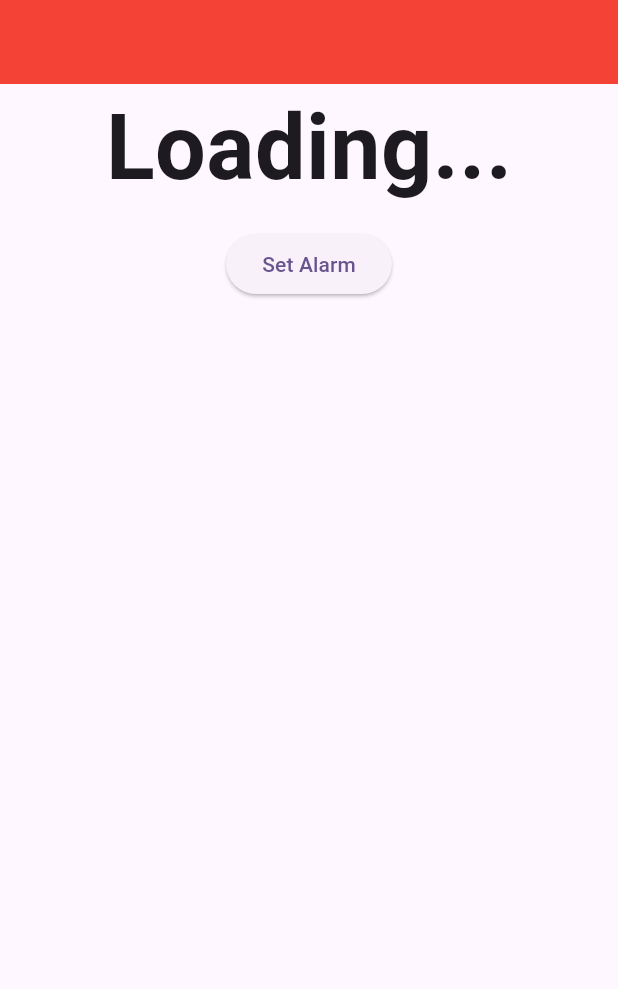
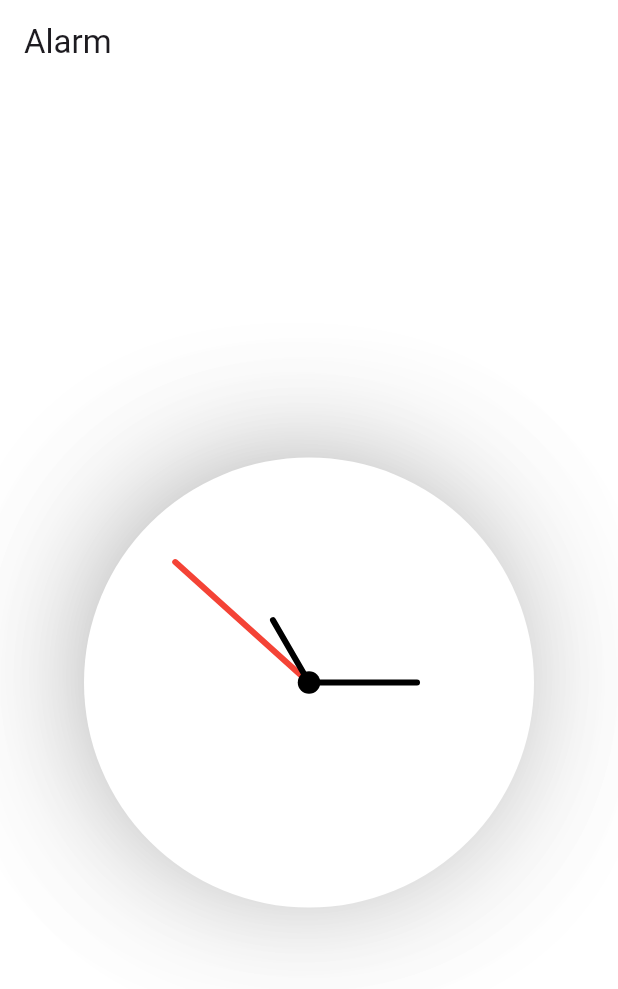
Before and after one commit to namansharma05/alarm-app, a Flutter app: the screen it shows after launch, on a phone screen of 412 x 824 dp. Shown: the top 989 px of the screen. Run offline on Flutter 3.47's test engine with Material 3 defaults, Android fonts, the phone set to English and light mode, and no system bars.

Commit message:
made clock

```diff
--- a/lib/main.dart
+++ b/lib/main.dart
@@ -1,5 +1,6 @@
 import 'dart:async';
 
+import 'package:alarm_app/presentation/pages/home_page.dart';
 import 'package:flutter/material.dart';
 import 'package:flutter/services.dart';
 
@@ -19,7 +20,7 @@ class MyApp extends StatelessWidget {
         colorScheme: ColorScheme.fromSeed(seedColor: Colors.deepPurple),
         useMaterial3: true,
       ),
-      home: const MyHomePage(),
+      home: const HomePage(),
     );
   }
 }
@@ -36,7 +37,7 @@ class MyHomePage extends StatefulWidget {
 class _MyHomePageState extends State<MyHomePage> {
   DateTime? currentTime;
   Timer? timer;
-  final alarmTime = 23;
+  final alarmTime = 15;
   getCurrentTime() async {
     try {
       final result = await MyHomePage.platform.invokeMethod('getCurrentTime');
--- /dev/null
+++ b/lib/presentation/pages/home_page.dart
@@ -0,0 +1,63 @@
+import 'package:alarm_app/presentation/widgets/clock_body.dart';
+import 'package:flutter/cupertino.dart';
+import 'package:flutter/material.dart';
+
+class HomePage extends StatefulWidget {
+  const HomePage({super.key});
+
+  @override
+  State<HomePage> createState() => _HomePageState();
+}
+
+class _HomePageState extends State<HomePage> {
+  @override
+  List<bool> _switchValues = [false, false, false, false];
+  Widget build(BuildContext context) {
+    return Scaffold(
+      backgroundColor: Colors.white,
+      appBar: AppBar(
+        backgroundColor: Colors.white,
+        title: Text("Alarm"),
+      ),
+      body: Center(
+        child: Column(
+          mainAxisAlignment: MainAxisAlignment.center,
+          children: [
+            ClockBody(),
+            // Expanded(
+            //   child: ListView.builder(
+            //     itemCount: 4,
+            //     itemBuilder: (context, index) {
+            //       return Container(
+            //         margin: const EdgeInsets.only(left: 20, top: 10, right: 20),
+            //         child: Row(
+            //           mainAxisAlignment: MainAxisAlignment.spaceBetween,
+            //           children: [
+            //             Column(
+            //               children: [
+            //                 Text("8:30 PM"),
+            //                 const SizedBox(
+            //                   height: 5,
+            //                 ),
+            //                 Text("subtitle")
+            //               ],
+            //             ),
+            //             CupertinoSwitch(
+            //                 value: _switchValues[index],
+            //                 onChanged: (val) {
+            //                   setState(() {
+            //                     _switchValues[index] = val;
+            //                   });
+            //                 })
+            //           ],
+            //         ),
+            //       );
+            //     },
+            //   ),
+            // ),
+          ],
+        ),
+      ),
+    );
+  }
+}
--- /dev/null
+++ b/lib/presentation/widgets/clock_body.dart
@@ -0,0 +1,62 @@
+import 'package:alarm_app/presentation/widgets/clock_hands.dart';
+import 'package:alarm_app/presentation/widgets/clock_tick_painter.dart';
+import 'package:flutter/material.dart';
+
+class ClockBody extends StatelessWidget {
+  const ClockBody({super.key});
+
+  @override
+  Widget build(BuildContext context) {
+    return Padding(
+      padding: const EdgeInsets.all(10.0),
+      child: Container(
+        margin: const EdgeInsets.only(top: 30),
+        height: 300,
+        width: 300,
+        decoration: BoxDecoration(
+            color: Colors.white,
+            boxShadow: [
+              BoxShadow(
+                color: Colors.black38,
+                blurRadius: 100,
+                spreadRadius: -40,
+              ),
+              BoxShadow(
+                color: Colors.black38,
+                blurRadius: 100,
+                spreadRadius: -40,
+                offset: Offset(-10, -10),
+              ),
+            ],
+            borderRadius: BorderRadius.circular(150)),
+        child: new Stack(
+          children: <Widget>[
+            //dial and numbers go here
+            Container(
+              width: double.infinity,
+              height: double.infinity,
+              padding: const EdgeInsets.all(10.0),
+              child: ClockHands(),
+              // child: new CustomPaint(
+              //   painter: new ClockDialPainter(clockText: ClockText.roman),
+              // ),
+            ),
+            //centerpoint
+            new Center(
+              child: new Container(
+                width: 15.0,
+                height: 15.0,
+                decoration: new BoxDecoration(
+                  shape: BoxShape.circle,
+                  color: Colors.black,
+                ),
+                // child: ClockHands(),
+              ),
+            ),
+            //clock hands go here
+          ],
+        ),
+      ),
+    );
+  }
+}
--- /dev/null
+++ b/lib/presentation/widgets/clock_hands.dart
@@ -0,0 +1,63 @@
+import 'dart:async';
+
+import 'package:alarm_app/presentation/widgets/hand_hour.dart';
+import 'package:alarm_app/presentation/widgets/hand_minute.dart';
+import 'package:alarm_app/presentation/widgets/hand_second.dart';
+import 'package:flutter/material.dart';
+
+class ClockHands extends StatefulWidget {
+  @override
+  _ClockHandState createState() => new _ClockHandState();
+}
+
+class _ClockHandState extends State<ClockHands> {
+  late Timer _timer;
+  late DateTime dateTime;
+
+  @override
+  void initState() {
+    super.initState();
+    dateTime = new DateTime.now();
+    _timer = new Timer.periodic(const Duration(seconds: 1), setTime);
+  }
+
+  void setTime(Timer timer) {
+    setState(() {
+      dateTime = new DateTime.now();
+    });
+  }
+
+  @override
+  void dispose() {
+    _timer.cancel();
+    super.dispose();
+  }
+
+  @override
+  Widget build(BuildContext context) {
+    // print(_timer);
+    // print(dateTime);
+    return new Container(
+      width: double.infinity,
+      padding: const EdgeInsets.all(20.0),
+      child: new Stack(
+        fit: StackFit.expand,
+        children: [
+          new CustomPaint(
+            painter: new SecondHandPainter(
+              seconds: dateTime.second,
+            ),
+          ),
+          new CustomPaint(
+            painter: new MinuteHandPainter(
+                seconds: dateTime.second, minutes: dateTime.minute),
+          ),
+          new CustomPaint(
+            painter: new HourHandPainter(
+                hours: dateTime.hour, minutes: dateTime.minute),
+          ),
+        ],
+      ),
+    );
+  }
+}
--- /dev/null
+++ b/lib/presentation/widgets/clock_tick_painter.dart
@@ -0,0 +1,60 @@
+import 'dart:math' as math;
+
+import 'package:flutter/material.dart';
+
+class ClockDialPainter extends CustomPainter {
+  final clockText;
+
+  final hourTickMarkLength = 3.0;
+  final minuteTickMarkLength = 0.0;
+
+  final hourTickMarkWidth = 3.0;
+  final minuteTickMarkWidth = 1.5;
+
+  final Paint tickPaint;
+  final TextPainter textPainter;
+  final TextStyle textStyle;
+
+  ClockDialPainter({this.clockText = ClockText.roman})
+      : tickPaint = new Paint(),
+        textPainter = new TextPainter(
+          textAlign: TextAlign.center,
+          textDirection: TextDirection.rtl,
+        ),
+        textStyle = const TextStyle(
+          color: Colors.black,
+          fontFamily: 'Times New Roman',
+          fontSize: 15.0,
+        ) {
+    tickPaint.color = Colors.grey[300]!;
+  }
+
+  @override
+  void paint(Canvas canvas, Size size) {
+    var tickMarkLength;
+    final angle = 2 * math.pi / 60;
+    final radius = size.width / 2;
+    canvas.save();
+
+    // drawing
+    canvas.translate(radius, radius);
+    for (var i = 0; i < 60; i++) {
+      //make the length and stroke of the tick marker longer and thicker depending
+      tickMarkLength = i % 5 == 0 ? hourTickMarkLength : minuteTickMarkLength;
+      tickPaint.strokeWidth =
+          i % 5 == 0 ? hourTickMarkWidth : minuteTickMarkWidth;
+      canvas.drawCircle(new Offset(0.0, -radius), tickMarkLength, tickPaint);
+
+      canvas.rotate(angle);
+    }
+
+    canvas.restore();
+  }
+
+  @override
+  bool shouldRepaint(CustomPainter oldDelegate) {
+    return false;
+  }
+}
+
+enum ClockText { roman, arabic }
--- /dev/null
+++ b/lib/presentation/widgets/hand_hour.dart
@@ -0,0 +1,45 @@
+import 'dart:math' as math;
+
+import 'package:flutter/material.dart';
+
+class HourHandPainter extends CustomPainter {
+  final int? hours;
+  final int? minutes;
+
+  HourHandPainter({this.hours, this.minutes});
+
+  @override
+  void paint(Canvas canvas, Size size) {
+    final centerX = size.width / 2;
+    final centerY = size.height / 2;
+    double radius = math.min(centerX, centerY);
+    Offset center = Offset(centerX, centerY);
+    // To draw hour hand
+    canvas.save();
+
+    // canvas.translate(radius, radius);
+
+    Paint hourLinePint = Paint()
+      ..color = Colors.black
+      ..strokeWidth = 4
+      ..strokeCap = StrokeCap.round;
+
+    Offset hrsEndOffset = Offset(
+        centerX - radius * 0.4 * math.cos(hours! * 6 * math.pi / 180),
+        centerY - radius * 0.4 * math.sin(hours! * 6 * math.pi / 180));
+
+    //checks if hour is greater than 12 before calculating rotation
+    // canvas.rotate(hours! >= 12
+    //     ? 2 * math.pi * ((hours! - 12) / 12 + (minutes! / 720))
+    //     : 2 * math.pi * ((hours! / 12) + (minutes! / 720)));
+
+    canvas.drawLine(center, hrsEndOffset, hourLinePint);
+
+    canvas.restore();
+  }
+
+  @override
+  bool shouldRepaint(HourHandPainter oldDelegate) {
+    return true;
+  }
+}
--- /dev/null
+++ b/lib/presentation/widgets/hand_minute.dart
@@ -0,0 +1,50 @@
+import 'dart:math' as math;
+
+import 'package:flutter/material.dart';
+
+class MinuteHandPainter extends CustomPainter {
+  int? minutes;
+  int? seconds;
+
+  MinuteHandPainter({this.minutes, this.seconds});
+
+  @override
+  void paint(Canvas canvas, Size size) {
+    final centerX = size.width / 2;
+    final centerY = size.height / 2;
+    double radius = math.min(centerX, centerY);
+    Offset center = Offset(centerX, centerY);
+
+    canvas.save();
+
+    // canvas.translate(radius, radius);
+
+    Paint minuteLinePaint = Paint()
+      ..color = Colors.black
+      ..strokeWidth = 4
+      ..strokeCap = StrokeCap.round;
+
+    // Path path = new Path();
+    // path.moveTo(-1.5, -radius - 10.0);
+    // path.lineTo(-5.0, -radius / 1.8);
+    // path.lineTo(-2.0, 10.0);
+    // path.lineTo(2.0, 10.0);
+    // path.lineTo(5.0, -radius / 1.8);
+    // path.lineTo(1.5, -radius - 10.0);
+    // path.close();
+    Offset minEndOffset = Offset(
+        centerX - radius * 0.6 * math.cos(minutes! * 6 * math.pi / 180),
+        centerY - radius * 0.6 * math.sin(minutes! * 6 * math.pi / 180));
+
+    // canvas.rotate(2 * math.pi * ((minutes! + (seconds! / 60)) / 60));
+    canvas.drawLine(center, minEndOffset, minuteLinePaint);
+    // canvas.drawPath(path, minuteHandPaint);
+
+    canvas.restore();
+  }
+
+  @override
+  bool shouldRepaint(MinuteHandPainter oldDelegate) {
+    return true;
+  }
+}
--- /dev/null
+++ b/lib/presentation/widgets/hand_second.dart
@@ -0,0 +1,42 @@
+import 'dart:math' as math;
+
+import 'package:flutter/material.dart';
+
+class SecondHandPainter extends CustomPainter {
+  int? seconds;
+
+  SecondHandPainter({this.seconds});
+
+  @override
+  void paint(Canvas canvas, Size size) {
+    final centerX = size.width / 2;
+    final centerY = size.height / 2;
+    double radius = math.min(centerX, centerY);
+    Offset center = Offset(centerX, centerY);
+
+    canvas.save();
+
+    Paint secondHandPaint = Paint()
+      ..color = Colors.red
+      ..strokeWidth = 4
+      ..strokeCap = StrokeCap.round;
+
+    Offset secEndOffset = Offset(
+        centerX - radius * math.cos(seconds! * 6 * math.pi / 180),
+        centerY - radius * math.sin(seconds! * 6 * math.pi / 180));
+
+    // canvas.translate(centerX, centerX);
+
+    // canvas.rotate(2 * math.pi * seconds! / 60);
+
+    canvas.drawLine(center, secEndOffset, secondHandPaint);
+    // canvas.drawPath(path1, secondHandPaint);
+
+    canvas.restore();
+  }
+
+  @override
+  bool shouldRepaint(SecondHandPainter oldDelegate) {
+    return this.seconds != oldDelegate.seconds;
+  }
+}
```
Also changed, not shown: 2 other files.
